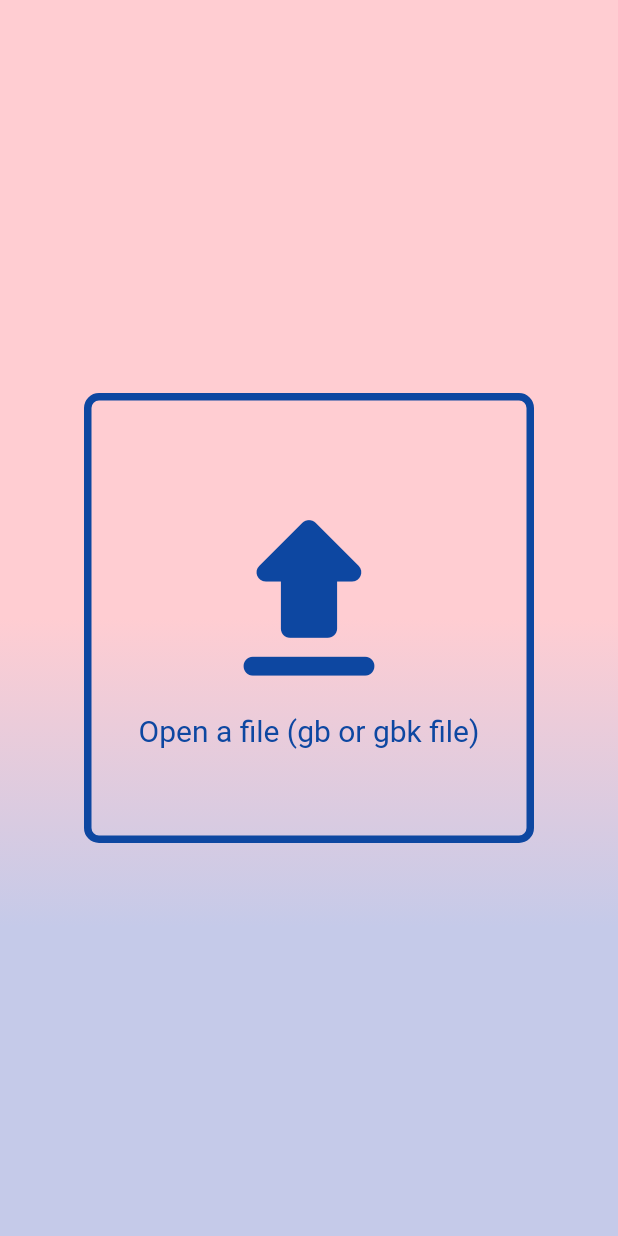
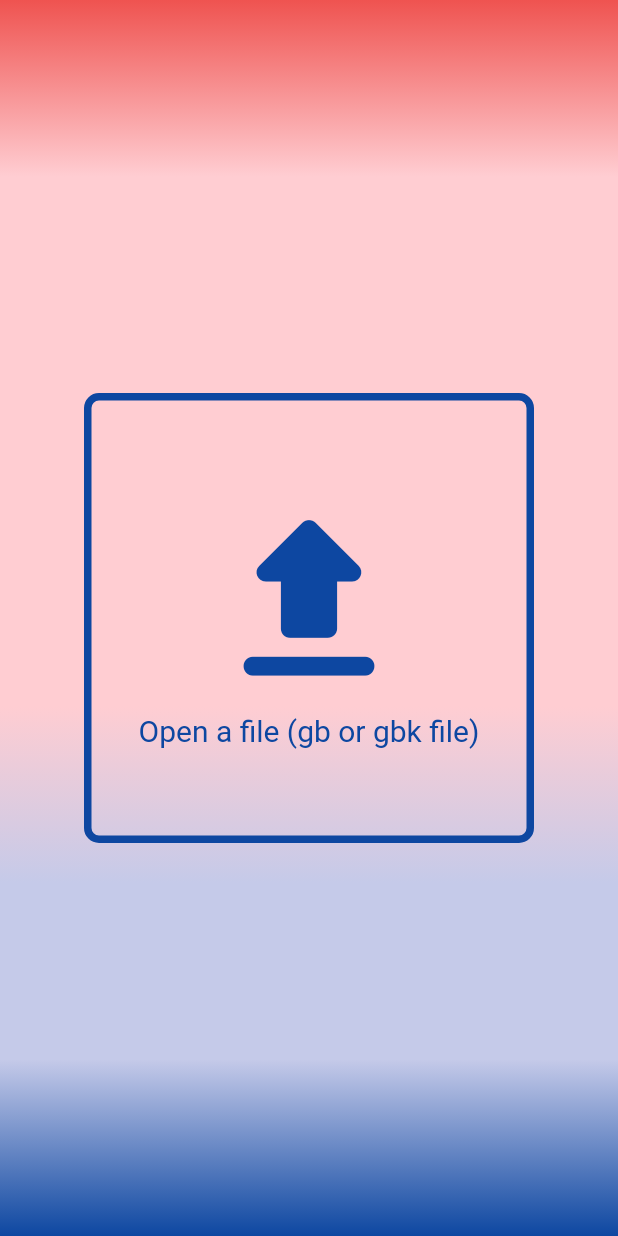
Before and after one commit to oberdancunha/flutter-fluttemis-app, a Flutter app: the screen it shows after launch, on a phone screen of 412 x 824 dp. Run offline on Flutter 3.47's test engine with Material 2 defaults, Android fonts, the phone set to English and light mode, and no system bars; our stand-ins replace dartz, file_picker, flutter_bloc, flutter_modular, freezed_annotation, kt_dart; missing offline and left inert: bio, linked_scroll_controller, touchable.

Commit message:
Correct scroll on locus details. Change background color.

```diff
--- a/lib/presentation/core/templates/background_template.dart
+++ b/lib/presentation/core/templates/background_template.dart
@@ -16,11 +16,14 @@ class BackgroundTemplate extends StatelessWidget {
             begin: Alignment.topCenter,
             end: Alignment.bottomCenter,
             colors: [
+              Colors.red.shade400,
+              Colors.red.shade100,
               Colors.red.shade100,
               Colors.red.shade100,
               Colors.red.shade100,
               Colors.indigo.shade100,
               Colors.indigo.shade100,
+              Colors.blue.shade900,
             ],
           ),
         ),
--- a/lib/presentation/core/templates/container_box_template.dart
+++ b/lib/presentation/core/templates/container_box_template.dart
@@ -36,6 +36,6 @@ class ContainerBoxTemplate extends StatelessWidget {
             ),
           ],
         ),
-        child: SingleChildScrollView(child: child),
+        child: child,
       );
 }
--- a/lib/presentation/locus/widgets/locus_features/locus_features_scale_widget.dart
+++ b/lib/presentation/locus/widgets/locus_features/locus_features_scale_widget.dart
@@ -18,6 +18,7 @@ class LocusFeaturesScaleWidget extends StatefulWidget {
 
 class _LocusFeaturesScaleWidgetState extends State<LocusFeaturesScaleWidget> {
   final _scrollControllers = LocusFeaturesDrawScrollControllers();
+  static const minimalWidth = 1200;
 
   @override
   void dispose() {
@@ -32,7 +33,9 @@ class _LocusFeaturesScaleWidgetState extends State<LocusFeaturesScaleWidget> {
             oldState.locusFeatureShowed != newState.locusFeatureShowed,
         builder: (context, state) {
           final calculateArea = LocusFeaturesDrawCalculateArea(
-            screenWidth: MediaQuery.of(context).size.width,
+            screenWidth: MediaQuery.of(context).size.width > minimalWidth
+                ? MediaQuery.of(context).size.width
+                : MediaQuery.of(context).size.width * 4,
             screenHeight: MediaQuery.of(context).size.height,
             locusLength: state.locusShowed.length,
             minPixelsPerCharacter: 10,
```
Also changed, not shown: lib/presentation/locus/widgets/locus_details_widget.dart (+9 -9 lines).
